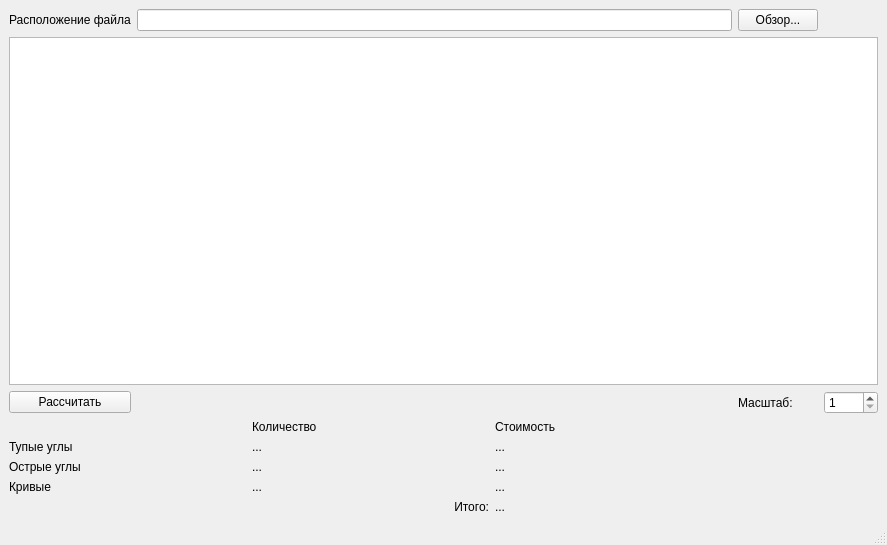
nexza78/dm_radius, file mainwindow.ui: the form before one commit.
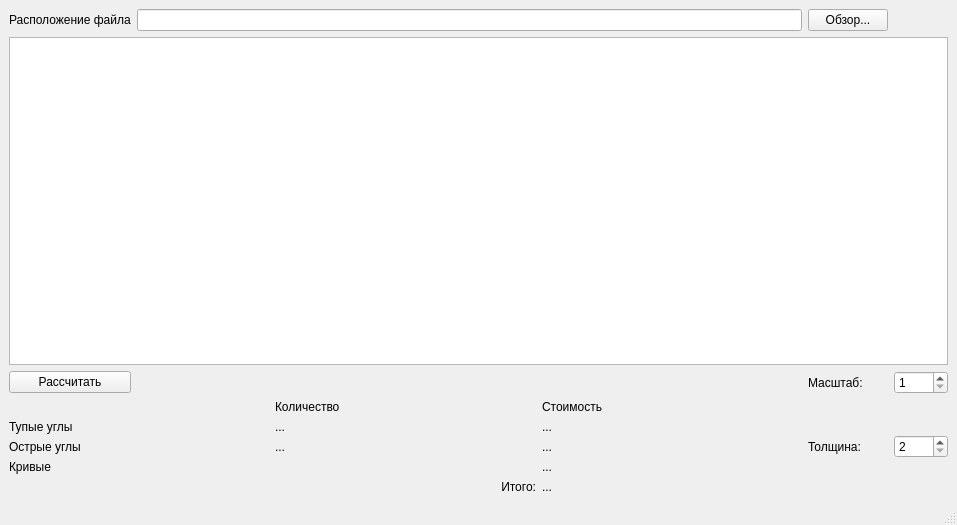
The form after the commit.

```diff
--- a/mainwindow.ui
+++ b/mainwindow.ui
@@ -6,8 +6,8 @@
    <rect>
     <x>0</x>
     <y>0</y>
-    <width>887</width>
-    <height>545</height>
+    <width>957</width>
+    <height>525</height>
    </rect>
   </property>
   <property name="windowTitle">
@@ -97,13 +97,6 @@
         </property>
        </widget>
       </item>
-      <item row="3" column="1">
-       <widget class="QLabel" name="label_curves_number">
-        <property name="text">
-         <string>...</string>
-        </property>
-       </widget>
-      </item>
       <item row="0" column="1">
        <widget class="QLabel" name="label_number">
         <property name="text">
@@ -157,6 +150,23 @@
       </property>
      </widget>
     </item>
+    <item row="4" column="2">
+     <widget class="QLabel" name="label_4">
+      <property name="text">
+       <string>Толщина:</string>
+      </property>
+     </widget>
+    </item>
+    <item row="4" column="3">
+     <widget class="QSpinBox" name="spinBox_thickness">
+      <property name="minimum">
+       <number>2</number>
+      </property>
+      <property name="maximum">
+       <number>6</number>
+      </property>
+     </widget>
+    </item>
    </layout>
   </widget>
   <widget class="QMenuBar" name="menubar">
```
Left out of the diff: 2 changed lines with no effect on the pictures.
